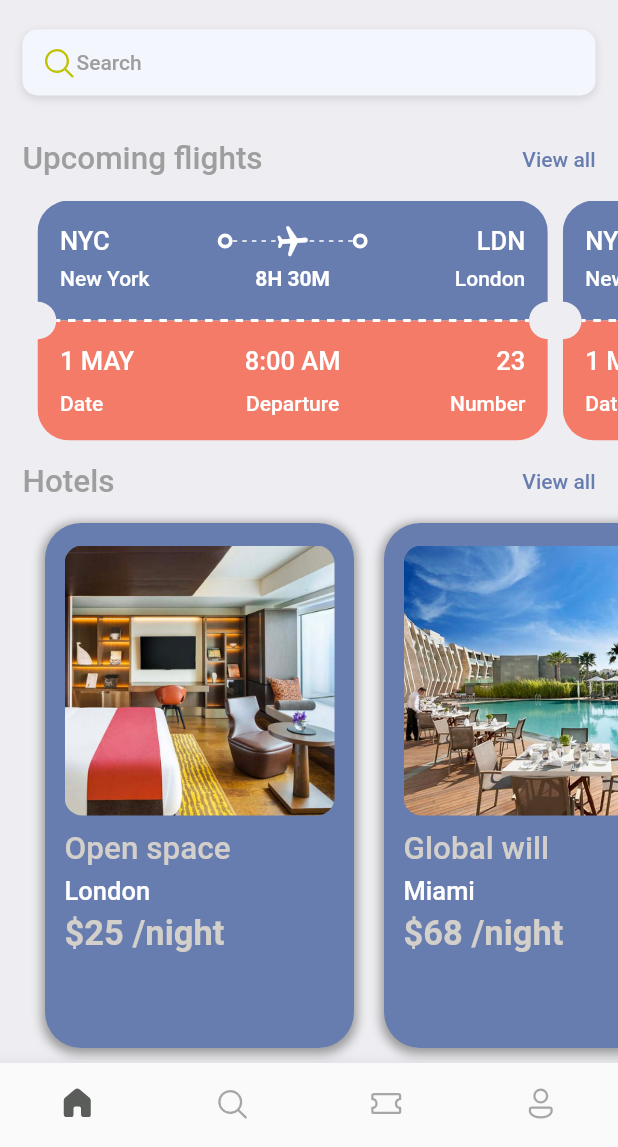
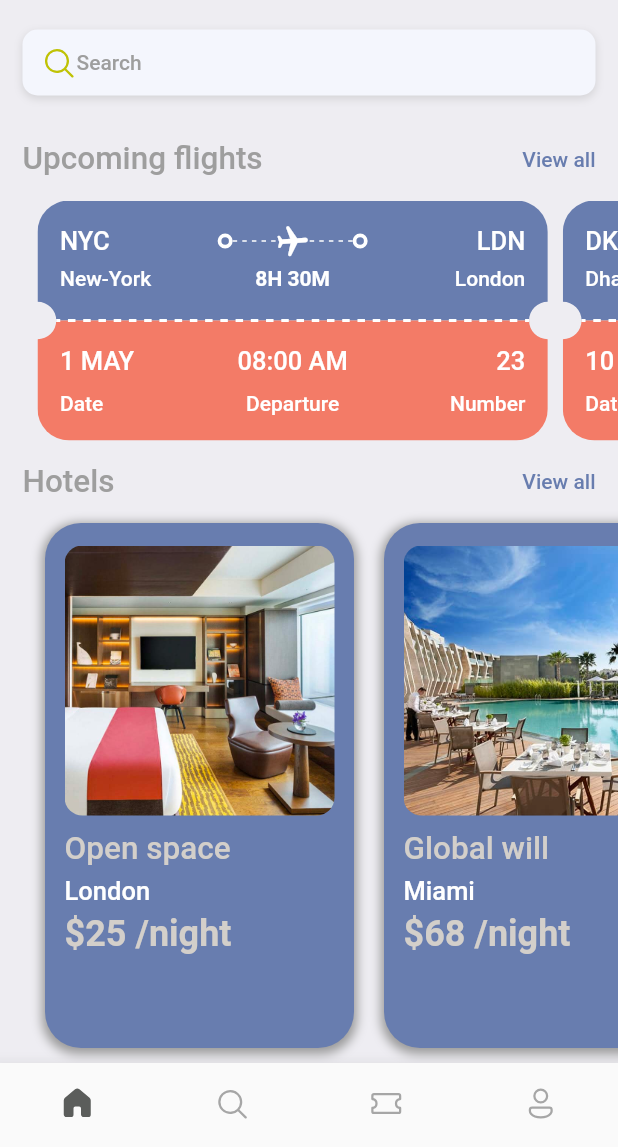
Before and after one commit to sksbkt/booktickets, a Flutter app: the screen it shows after launch, scrolled down 36 dp, on a phone screen of 412 x 824 dp, the part 89-1236 px from its top. Run offline on Flutter 3.47's test engine with Material 2 defaults, Android fonts, the phone set to English and light mode, and no system bars; our stand-ins replace fluentui_icons, gap.

```diff
--- a/lib/screens/bottom_bar.dart
+++ b/lib/screens/bottom_bar.dart
@@ -1,4 +1,5 @@
 import 'package:booktickets/screens/home_screen.dart';
+import 'package:booktickets/screens/search_screen.dart';
 import 'package:booktickets/theme/app_themes.dart';
 import 'package:fluentui_icons/fluentui_icons.dart';
 import 'package:flutter/material.dart';
@@ -14,7 +15,7 @@ class _BottomBarState extends State<BottomBar> {
   int _selectedIndex = 0;
   static final List<Widget> _widgetOptions = <Widget>[
     const HomeScreen(),
-    const Text('search'),
+    const SearchScreen(),
     const Text('tickets'),
     const Text('profile'),
   ];
--- a/lib/screens/home_screen.dart
+++ b/lib/screens/home_screen.dart
@@ -2,6 +2,7 @@ import 'package:booktickets/theme/app_themes.dart';
 import 'package:booktickets/utilities/app_constants.dart';
 import 'package:booktickets/utilities/data/app_info_list.dart';
 import 'package:booktickets/utilities/dimensions.dart';
+import 'package:booktickets/widgets/head_link_widget.dart';
 import 'package:booktickets/widgets/hotel_screen_widget.dart';
 
 import 'package:booktickets/widgets/text_widget.dart';
@@ -70,23 +71,7 @@ class HomeScreen extends StatelessWidget {
                   ),
                 ),
                 Gap(Dimensions.height10 * 3),
-                Row(
-                  mainAxisAlignment: MainAxisAlignment.spaceBetween,
-                  children: [
-                    TextWidget(
-                      text: AppConstats.UPCOMING_FLIGHTS_TEXT,
-                      textStyle: AppThemes.headLineStyle2,
-                    ),
-                    InkWell(
-                      onTap: () {},
-                      child: TextWidget(
-                        text: AppConstats.VIEW_ALL_TEXT,
-                        //we are using the previously declared style but changing it a bit inline
-                        textStyle: AppThemes.headLineStyle4.copyWith(color: AppThemes.mainAppColor),
-                      ),
-                    )
-                  ],
-                ),
+                HeadLinkWidget(text: AppConstats.UPCOMING_FLIGHTS_TEXT),
                 Gap(Dimensions.height15),
               ],
             )),
@@ -95,31 +80,14 @@ class HomeScreen extends StatelessWidget {
           physics: BouncingScrollPhysics(parent: AlwaysScrollableScrollPhysics()),
           scrollDirection: Axis.horizontal,
           child: Row(
-            children: [
-              TicketView(),
-              TicketView(),
-            ],
+            children: ticketList.map((ticket) => TicketView(ticket: ticket)).toList(),
           ),
         ),
         Gap(Dimensions.height15),
         Container(
           margin: EdgeInsets.symmetric(horizontal: Dimensions.width15),
-          child: Row(
-            mainAxisAlignment: MainAxisAlignment.spaceBetween,
-            children: [
-              TextWidget(
-                text: AppConstats.HOTELS_TEXT,
-                textStyle: AppThemes.headLineStyle2,
-              ),
-              InkWell(
-                onTap: () {},
-                child: TextWidget(
-                  text: AppConstats.VIEW_ALL_TEXT,
-                  //we are using the previously declared style but changing it a bit inline
-                  textStyle: AppThemes.headLineStyle4.copyWith(color: AppThemes.mainAppColor),
-                ),
-              )
-            ],
+          child: HeadLinkWidget(
+            text: AppConstats.HOTELS_TEXT,
           ),
         ),
         Gap(5),
--- a/lib/theme/app_themes.dart
+++ b/lib/theme/app_themes.dart
@@ -1,3 +1,4 @@
+import 'package:booktickets/utilities/dimensions.dart';
 import 'package:flutter/material.dart';
 
 //since its declared outside the class it could be accessed from everywhere in the app
@@ -7,23 +8,34 @@ class AppThemes {
   static Color mainAppColor = primary;
 
   static const Color iconColor1 = Color(0xffbfc205);
+  static const Color iconColor2 = Color(0xffbfc2df);
+
+  static const Color blueBtnColor = Color(0xd91130ce);
+  static const Color containerBGColor = Color(0xbb3ab8b8);
 
   static const Color selectedColor = Color(0xff5b5d5b);
   static const Color unselectedColor = Color(0xffa6a6a6);
 
   static const Color backgroundColor = Color(0xffeeedf2);
+  static const Color SearchBGColor = Color(0xfff4f6fd);
   static const Color textFieldBgColor = Color(0xfff4f6fd);
   static const Color orangeColor = Color(0xfff37b67);
   static const Color kakiColor = Color(0xffd3cfca);
+  static const Color bgShapeColor = Color(0xff189999);
 
   static const Color shadowColor = Color(0xff989898);
 
   static const Color textColor = Color(0xff3b3b3b);
   static const Color mainTextColor = Color(0xff333a39);
   static const Color secondaryTextColor = Color(0xffc0d9d6);
-  static TextStyle textStyle = TextStyle(fontSize: 16, color: textColor, fontWeight: FontWeight.bold);
-  static TextStyle headLineStyle1 = TextStyle(fontSize: 26, color: textColor, fontWeight: FontWeight.bold);
-  static TextStyle headLineStyle2 = TextStyle(fontSize: 21, color: Colors.grey.shade500, fontWeight: FontWeight.w500);
-  static TextStyle headLineStyle3 = TextStyle(fontSize: 17, color: Colors.grey.shade500, fontWeight: FontWeight.w500);
-  static TextStyle headLineStyle4 = TextStyle(fontSize: 14, color: Colors.grey.shade500, fontWeight: FontWeight.w500);
+  static TextStyle textStyle =
+      TextStyle(fontSize: Dimensions.getFontRatio(16), color: textColor, fontWeight: FontWeight.bold);
+  static TextStyle headLineStyle1 =
+      TextStyle(fontSize: Dimensions.getFontRatio(26), color: textColor, fontWeight: FontWeight.bold);
+  static TextStyle headLineStyle2 =
+      TextStyle(fontSize: Dimensions.getFontRatio(21), color: Colors.grey.shade500, fontWeight: FontWeight.w500);
+  static TextStyle headLineStyle3 =
+      TextStyle(fontSize: Dimensions.getFontRatio(17), color: Colors.grey.shade500, fontWeight: FontWeight.w500);
+  static TextStyle headLineStyle4 =
+      TextStyle(fontSize: Dimensions.getFontRatio(14), color: Colors.grey.shade500, fontWeight: FontWeight.w500);
 }
--- a/lib/utilities/app_constants.dart
+++ b/lib/utilities/app_constants.dart
@@ -1,12 +1,16 @@
 class AppConstats {
-  static String GREETING_TEXT = 'Good morning';
-  static String BOOK_TICKETS_TEXT = 'Book tickets';
-  static String UPCOMING_FLIGHTS_TEXT = 'Upcoming flights';
-  static String HOTELS_TEXT = 'Hotels';
-  static String VIEW_ALL_TEXT = 'View all';
-  static String DATE_TEXT = 'Date';
-  static String DEPARTURE_TEXT = 'Departure';
-  static String NUMBER_TEXT = 'Number';
+  static const String GREETING_TEXT = 'Good morning';
+  static const String BOOK_TICKETS_TEXT = 'Book tickets';
+  static const String UPCOMING_FLIGHTS_TEXT = 'Upcoming flights';
+  static const String HOTELS_TEXT = 'Hotels';
+  static const String VIEW_ALL_TEXT = 'View all';
+  static const String DATE_TEXT = 'Date';
+  static const String DEPARTURE_TEXT = 'Departure';
+  static const String ARRIVAL_TEXT = 'Arrival';
+  static const String FIND_TICKETS_TEXT = 'Find tickets';
+  static const String NUMBER_TEXT = 'Number';
+  static const String WHAT_ARE_YOU_LOOKING_FOR_TEXT = 'What are you looking for?';
+  static const String AIRLINE_TICKETS_TEXT = 'Airline tickets';
 
-  static String SEARCH_HINT_TEXT = 'Search';
+  static const String SEARCH_HINT_TEXT = 'Search';
 }
--- a/lib/utilities/data/app_info_list.dart
+++ b/lib/utilities/data/app_info_list.dart
@@ -18,3 +18,21 @@ List<Map<String, dynamic>> hotelList = [
     'price': 40,
   },
 ];
+List<Map<String, dynamic>> ticketList = [
+  {
+    'from': {'code': "NYC", 'name': "New-York"},
+    'to': {'code': "LDN", 'name': "London"},
+    'flying_time': '8H 30M',
+    'date': "1 MAY",
+    'departure_time': "08:00 AM",
+    "number": 23
+  },
+  {
+    'from': {'code': "DK", 'name': "Dhaka"},
+    'to': {'code': "SH", 'name': "Shanghai"},
+    'flying_time': '4H 20M',
+    'date': "10 MAY",
+    'departure_time': "09:00 AM",
+    "number": 45
+  },
+];
--- a/lib/utilities/dimensions.dart
+++ b/lib/utilities/dimensions.dart
@@ -13,7 +13,6 @@ class Dimensions {
   static double fontSize20 = _heightRatio(20);
   static double fontSize24 = _heightRatio(24);
 
-  static double width3 = _widthRatio(3);
   static double width5 = _widthRatio(5);
   static double width10 = _widthRatio(10);
   static double width15 = _widthRatio(15);
@@ -31,4 +30,9 @@ class Dimensions {
 
   static double _heightRatio(double input) => screenHeight / (screenHeight / input);
   static double _widthRatio(double input) => screenWidth / (screenWidth / input);
+
+  static double getHeightRatio(double input) => _heightRatio(input);
+  static double getWidthRatio(double input) => _widthRatio(input);
+  static double getFontRatio(double input) => _heightRatio(input);
+  static double getBorderRatio(double input) => _heightRatio(input);
 }
--- /dev/null
+++ b/lib/widgets/head_link_widget.dart
@@ -0,0 +1,41 @@
+import 'package:flutter/material.dart';
+
+import '../theme/app_themes.dart';
+import '../utilities/app_constants.dart';
+
+class HeadLinkWidget extends StatelessWidget {
+  final String text;
+  final String? linkText;
+  final String? link;
+  const HeadLinkWidget({
+    required this.text,
+    this.linkText = AppConstats.VIEW_ALL_TEXT,
+    this.link = '404',
+    Key? key,
+  }) : super(key: key);
+
+  @override
+  Widget build(BuildContext context) {
+    return Row(
+      mainAxisAlignment: MainAxisAlignment.spaceBetween,
+      children: [
+        Text(
+          text,
+          style: AppThemes.headLineStyle2,
+        ),
+        InkWell(
+          onTap: () {
+            ///navigation is yet to be implemented
+            ///link
+            print('${link}');
+          },
+          child: Text(
+            linkText!,
+            //we are using the previously declared style but changing it a bit inline
+            style: AppThemes.headLineStyle4.copyWith(color: AppThemes.mainAppColor),
+          ),
+        )
+      ],
+    );
+  }
+}
--- a/lib/widgets/hotel_screen_widget.dart
+++ b/lib/widgets/hotel_screen_widget.dart
@@ -10,11 +10,11 @@ class HotelScreen extends StatelessWidget {
   @override
   Widget build(BuildContext context) {
     return Container(
-      padding: EdgeInsets.symmetric(horizontal: 10, vertical: 10),
+      padding: EdgeInsets.symmetric(horizontal: Dimensions.width10, vertical: Dimensions.height10),
       child: Container(
         width: Dimensions.screenWidth * .5,
         height: 350,
-        padding: EdgeInsets.symmetric(horizontal: 13, vertical: 15),
+        padding: EdgeInsets.symmetric(horizontal: Dimensions.getWidthRatio(13), vertical: Dimensions.height15),
         decoration: BoxDecoration(
             color: AppThemes.mainAppColor,
             borderRadius: BorderRadius.circular(Dimensions.radius12 * 2),
@@ -45,7 +45,7 @@ class HotelScreen extends StatelessWidget {
             Text(
               '\$${hotel['price']} /night',
               textAlign: TextAlign.start,
-              style: AppThemes.headLineStyle1.copyWith(color: AppThemes.kakiColor, fontSize: 23),
+              style: AppThemes.headLineStyle1.copyWith(color: AppThemes.kakiColor, fontSize: Dimensions.fontSize24),
             ),
           ],
         ),
--- a/lib/widgets/ticket_view_widget.dart
+++ b/lib/widgets/ticket_view_widget.dart
@@ -8,7 +8,8 @@ import 'package:flutter/material.dart';
 import 'package:gap/gap.dart';
 
 class TicketView extends StatelessWidget {
-  const TicketView({Key? key}) : super(key: key);
+  final Map<String, dynamic> ticket;
+  const TicketView({Key? key, required this.ticket}) : super(key: key);
 
   @override
   Widget build(BuildContext context) {
@@ -26,7 +27,7 @@ class TicketView extends StatelessWidget {
                   Container(
                       padding: EdgeInsets.all(Dimensions.width15),
                       width: double.maxFinite,
-                      height: 80,
+                      height: Dimensions.height10 * 8,
                       decoration: BoxDecoration(
                           color: AppThemes.mainAppColor,
                           borderRadius: BorderRadius.only(
@@ -41,7 +42,7 @@ class TicketView extends StatelessWidget {
                               SizedBox(
                                 width: Dimensions.width50 * 2,
                                 child: Text(
-                                  'NYC',
+                                  ticket['from']['code'],
                                   style: AppThemes.headLineStyle3.copyWith(color: Colors.white),
                                 ),
                               ),
@@ -64,7 +65,7 @@ class TicketView extends StatelessWidget {
                                                   children: List.generate(
                                                       (constraints.constrainWidth() / 6).floor(),
                                                       (index) => SizedBox(
-                                                            width: Dimensions.width3,
+                                                            width: Dimensions.getWidthRatio(3),
                                                             height: Dimensions.height1,
                                                             child: DecoratedBox(
                                                               decoration: BoxDecoration(color: Colors.white),
@@ -90,7 +91,7 @@ class TicketView extends StatelessWidget {
                               ),
                               SizedBox(
                                 width: Dimensions.width50 * 2,
-                                child: Text('LDN',
+                                child: Text(ticket['to']['code'],
                                     textAlign: TextAlign.end,
                                     style: AppThemes.headLineStyle3.copyWith(
                                       color: Colors.white,
@@ -98,26 +99,26 @@ class TicketView extends StatelessWidget {
                               ),
                             ],
                           ),
-                          Gap(5),
+                          Gap(Dimensions.height5),
                           Row(
                             mainAxisAlignment: MainAxisAlignment.spaceBetween,
                             children: [
                               SizedBox(
                                 width: Dimensions.width50 * 2,
                                 child: TextWidget(
-                                  text: 'New York',
+                                  text: ticket['from']['name'],
                                   textStyle: AppThemes.headLineStyle4.copyWith(color: Colors.white),
                                 ),
                               ),
                               TextWidget(
-                                text: '8H 30M',
+                                text: ticket['flying_time'],
                                 textStyle:
                                     AppThemes.headLineStyle4.copyWith(color: Colors.white, fontWeight: FontWeight.w700),
                               ),
                               SizedBox(
                                 width: Dimensions.width50 * 2,
                                 child: Text(
-                                  'London',
+                                  ticket['to']['name'],
                                   textAlign: TextAlign.end,
                                   style: AppThemes.headLineStyle4.copyWith(color: Colors.white),
                                 ),
@@ -129,7 +130,7 @@ class TicketView extends StatelessWidget {
                   //red part of ticket
                   Container(
                     width: double.maxFinite,
-                    height: 80,
+                    height: Dimensions.height10 * 8,
                     decoration: BoxDecoration(
                         color: AppThemes.orangeColor,
                         borderRadius: BorderRadius.only(
@@ -151,18 +152,18 @@ class TicketView extends StatelessWidget {
                                     SizedBox(
                                       width: Dimensions.width50 * 2,
                                       child: TextWidget(
-                                        text: '1 MAY',
+                                        text: ticket['date'],
                                         textStyle: AppThemes.headLineStyle3.copyWith(color: Colors.white),
                                       ),
                                     ),
                                     TextWidget(
-                                      text: '8:00 AM',
+                                      text: ticket['departure_time'],
                                       textStyle: AppThemes.headLineStyle3.copyWith(color: Colors.white),
                                     ),
                                     SizedBox(
                                       width: Dimensions.width50 * 2,
                                       child: Text(
-                                        '23',
+                                        ticket['number'].toString(),
                                         textAlign: TextAlign.end,
                                         style: AppThemes.headLineStyle3.copyWith(color: Colors.white),
                                       ),
@@ -206,7 +207,7 @@ class TicketView extends StatelessWidget {
               //Cutting dots
               Container(
                 child: SizedBox(
-                  height: 30,
+                  height: Dimensions.height10 * 3,
                   child: Row(
                     children: [
                       Expanded(
@@ -217,8 +218,8 @@ class TicketView extends StatelessWidget {
                             children: List.generate(
                                 (constraints.constrainWidth() / 10).floor(),
                                 (index) => SizedBox(
-                                      width: 5,
-                                      height: 2,
+                                      width: Dimensions.width5,
+                                      height: Dimensions.height1 * 2,
                                       child: DecoratedBox(decoration: BoxDecoration(color: Colors.white)),
                                     )),
                           );
@@ -238,10 +239,10 @@ class CircularClips extends CustomClipper<Path> {
   @override
   Path getClip(Size size) {
     final Path path = Path();
-    double circleSize = 25;
+    double circleSize = Dimensions.radius5 * 5;
 
     path.lineTo(0.0, size.height / 2 - circleSize / 2);
-    path.relativeArcToPoint(Offset(0, circleSize), radius: Radius.circular(10));
+    path.relativeArcToPoint(Offset(0, circleSize), radius: Radius.circular(Dimensions.radius5 * 2));
     path.lineTo(0.0, size.height);
     path.lineTo(size.width, size.height);
     path.lineTo(size.width, size.height / 2 + circleSize / 2);
```
Also changed, not shown: lib/screens/search_screen.dart (added, +209 -0 lines), lib/utilities/shapes.dart (added, +44 -0 lines), lib/widgets/icon_text_widget.dart (added, +40 -0 lines).
